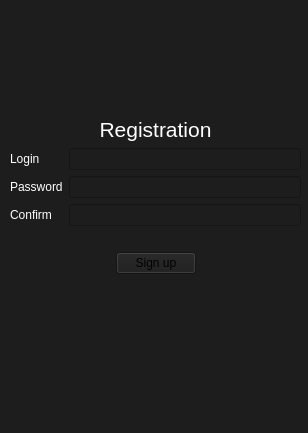
Above: Client/signup.ui from EdoHarutyunyan/Public-Chat before the change. Below: the same form after it.
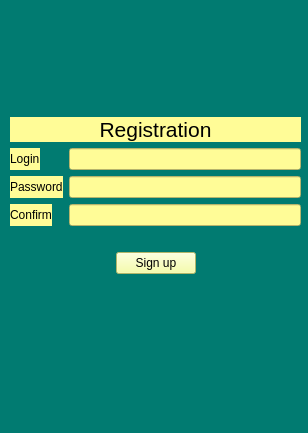
That is the form after the change.

What changed in the file:
```diff
--- a/Client/signup.ui
+++ b/Client/signup.ui
@@ -32,7 +32,7 @@
    <string>SignUp</string>
   </property>
   <property name="styleSheet">
-   <string notr="true">background: rgb(29, 29, 29)</string>
+   <string notr="true">background: rgb(1, 123, 113);</string>
   </property>
   <widget class="QWidget" name="centralwidget">
    <widget class="QWidget" name="layoutWidget">
@@ -72,7 +72,7 @@
         </font>
        </property>
        <property name="styleSheet">
-        <string notr="true">Color: rgb(255, 255, 255);</string>
+        <string notr="true">background: rgb(255, 252, 151);</string>
        </property>
        <property name="text">
         <string>Registration</string>
@@ -87,7 +87,7 @@
        <item row="0" column="0">
         <widget class="QLabel" name="login_lab">
          <property name="styleSheet">
-          <string notr="true">Color: rgb(255, 255, 255);</string>
+          <string notr="true">background: rgb(255, 252, 151);</string>
          </property>
          <property name="text">
           <string>Login</string>
@@ -97,14 +97,14 @@
        <item row="0" column="1">
         <widget class="QLineEdit" name="NewLogin">
          <property name="styleSheet">
-          <string notr="true">Color: rgb(255, 255, 255);</string>
+          <string notr="true">background: rgb(255, 252, 151);</string>
          </property>
         </widget>
        </item>
        <item row="1" column="0">
         <widget class="QLabel" name="pass_lab">
          <property name="styleSheet">
-          <string notr="true">Color: rgb(255, 255, 255);</string>
+          <string notr="true">background: rgb(255, 252, 151);</string>
          </property>
          <property name="text">
           <string>Password</string>
@@ -114,7 +114,7 @@
        <item row="1" column="1">
         <widget class="QLineEdit" name="NewPassword">
          <property name="styleSheet">
-          <string notr="true">Color: rgb(255, 255, 255);</string>
+          <string notr="true">background: rgb(255, 252, 151);</string>
          </property>
          <property name="text">
           <string/>
@@ -127,7 +127,7 @@
        <item row="2" column="0">
         <widget class="QLabel" name="conf_lab">
          <property name="styleSheet">
-          <string notr="true">Color: rgb(255, 255, 255);</string>
+          <string notr="true">background: rgb(255, 252, 151);</string>
          </property>
          <property name="text">
           <string>Confirm</string>
@@ -137,7 +137,7 @@
        <item row="2" column="1">
         <widget class="QLineEdit" name="Confirm">
          <property name="styleSheet">
-          <string notr="true">Color: rgb(255, 255, 255);</string>
+          <string notr="true">background: rgb(255, 252, 151);</string>
          </property>
          <property name="echoMode">
           <enum>QLineEdit::Password</enum>
@@ -149,7 +149,7 @@
      <item>
       <widget class="QLabel" name="signUpStatus">
        <property name="styleSheet">
-        <string notr="true">Color: rgb(255,0, 0);</string>
+        <string notr="true">background: rgb(1, 123, 113);</string>
        </property>
        <property name="text">
         <string/>
@@ -177,8 +177,7 @@
        <item row="0" column="1">
         <widget class="QPushButton" name="SignUpButton">
          <property name="styleSheet">
-          <string notr="true">color:green;
-body {background-color: #92a8d1;}</string>
+          <string notr="true">background-color: #f6ff93;</string>
          </property>
          <property name="text">
           <string>Sign up</string>
```
